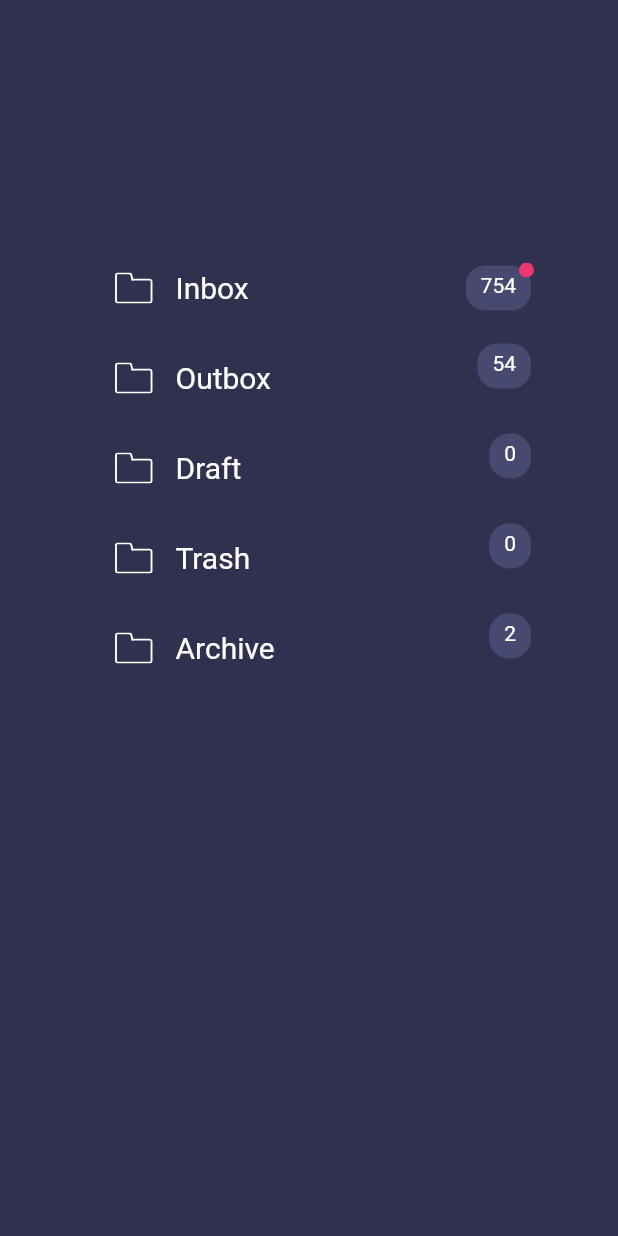
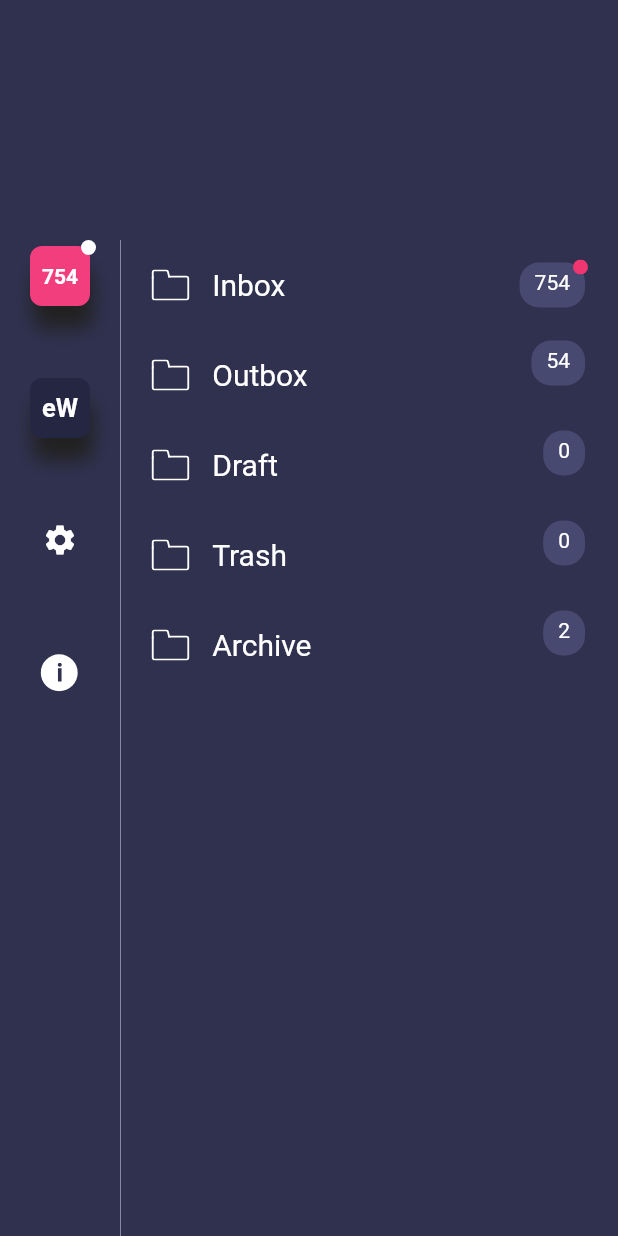
Before and after one commit to EAC-Technology/MobileApp, a Flutter app: the Menu screen opened directly, on a phone screen of 412 x 824 dp. Run offline on Flutter 3.47's test engine with Material 2 defaults, Android fonts, the phone set to English and light mode, and no system bars; our stand-ins replace convert, flutter_svg, rxdart, timeago, uni_links; missing offline and left inert: flutter_webview_plugin; accounts and stored records are empty; network calls fail; statements that could not run were skipped.

Commit message:
UI for email-mode menu + folders list

```diff
--- a/app_in_mail/lib/constants/colors.dart
+++ b/app_in_mail/lib/constants/colors.dart
@@ -11,5 +11,5 @@ class AppColors {
   static final emailSeenDateColor = Color(0xFFCCCCCC);
   static final darkBackground = Color(0xFF30314F);
   static final lightDarkBackground = Color(0xFF484970);
-
+  static final eWalletButtonBackground = Color(0xFF252642);
 }
--- a/app_in_mail/lib/constants/images.dart
+++ b/app_in_mail/lib/constants/images.dart
@@ -8,4 +8,6 @@ class Img{
   static final icDot= 'assets/ic_dot.svg';
   static final icSearch= 'assets/ic_search.svg';
   static final icFolder = 'assets/ic_folder.svg';
+  static final icSettings = 'assets/ic_settings.svg';
+  static final icInfo = 'assets/ic_info.svg';
 }
--- a/app_in_mail/lib/screens/menu/folder_item_view.dart
+++ b/app_in_mail/lib/screens/menu/folder_item_view.dart
@@ -16,7 +16,7 @@ class _FolderItemViewState extends State<FolderItemView> {
   @override
   Widget build(BuildContext context) {
     return Padding(
-      padding: const EdgeInsets.only(left: 20, top: 5, bottom: 5),
+      padding: const EdgeInsets.only(left: 20, top: 5, bottom: 5, right: 20),
       child: Container(
         height: 50,
         child: Row(
--- a/app_in_mail/lib/screens/menu/menu.dart
+++ b/app_in_mail/lib/screens/menu/menu.dart
@@ -1,7 +1,10 @@
 import 'package:app_in_mail/constants/colors.dart';
+import 'package:app_in_mail/constants/images.dart';
 import 'package:app_in_mail/screens/menu/folder_list_view.dart';
+import 'package:app_in_mail/screens/menu/menu_button.dart';
 
 import 'package:flutter/material.dart';
+import 'package:flutter_svg/svg.dart';
 
 class Menu extends StatefulWidget {
   @override
@@ -13,9 +16,83 @@ class _MenuState extends State<Menu> {
   Widget build(BuildContext context) {
     return Scaffold(
         backgroundColor: AppColors.darkBackground,
-        body: Center(
+        body: Column(
+          children: <Widget>[
+            Container(
+              height: 160,
+            ),
+            Expanded(
+              child: Row(
+                children: <Widget>[
+                  Container(
+                    // Left Column with buttons, settings etc.
+                    width: 80,
+                    child: Column(
+                      children: <Widget>[
+                        MenuButton(
+                          hasNewItems: true,
+                          isSelected: true, //todo remove hardcoded isselected
+                          color: AppColors.accentColor,
+                          child: Text(
+                            '754',
+                            style: TextStyle(
+                              color: Colors.white,
+                              fontWeight: FontWeight.bold,
+                            ),
+                          ),
+                        ), //Todo: replace hardcoded count
+                        Container(
+                          height: 40,
+                        ), //spacing
+                        MenuButton(
+                          isSelected: false, //todo remove hardcoded isselected
+                          color: AppColors.eWalletButtonBackground,
+                          child: Text(
+                            'eW',
+                            style: TextStyle(
+                              color: Colors.white,
+                              fontWeight: FontWeight.bold,
+                              fontSize: 17,
+                            ),
+                          ),
+                        ),
+                        Container(
+                          height: 40,
+                        ), //spacing
+                        IconButton(
+                          icon: Icon(Icons.settings),
+                          color: Colors.white,
+                          onPressed: () {},
+                        ),
+                        Container(
+                          height: 40,
+                        ),
+                        IconButton(
+                          icon: SvgPicture.asset(
+                            Img.icInfo,
+                            width: 26.0,
+                          ),
+                          color: Colors.white,
+                          onPressed: () {},
+                        )
+                      ],
+                    ),
+                  ),
+                  Container(
+                    width: 0.5,
+                    color: AppColors.greyLight,
+                  ),
+                  Expanded(
+                    child: Container(child: FolderListView()),
+                  )
+                ],
+              ),
+            )
+          ],
+        ));
+    // body: Center(
 
-            child: Container(child: FolderListView(), height: 500, width: 300,),
-        ));
+    //     child: Container(child: FolderListView(), height: 500, width: 300,),
+    // ));
   }
 }
--- /dev/null
+++ b/app_in_mail/lib/screens/menu/menu_button.dart
@@ -0,0 +1,59 @@
+import 'package:app_in_mail/constants/images.dart';
+import 'package:flutter/material.dart';
+import 'package:flutter_svg/svg.dart';
+
+class MenuButton extends StatefulWidget {
+  final Color color;
+  final Widget child;
+  final bool isSelected;
+  final bool hasNewItems;
+  @override
+  MenuButton(
+      {this.color,
+      this.child,
+      this.isSelected = false,
+      this.hasNewItems = false});
+  _MenuButtonState createState() => _MenuButtonState();
+}
+
+class _MenuButtonState extends State<MenuButton> {
+  @override
+  Widget build(BuildContext context) {
+    return Stack(
+      alignment: Alignment.topRight,
+      children: <Widget>[
+        Padding(
+          padding: const EdgeInsets.all(4.0),
+          child: Container(
+            width: 40,
+            height: 40,
+            decoration: new BoxDecoration(
+                border: widget.isSelected
+                    ? Border.all(0, color: Colors.white, width: 2)
+                    : null,
+                boxShadow: [
+                  BoxShadow(
+                      color: Colors.grey[900],
+                      offset: new Offset(2, 15),
+                      blurRadius: 10)
+                ],
+                color: widget.color,
+                borderRadius: new BorderRadius.all(Radius.circular(8))),
+            child: Center(
+              child: widget.child,
+            ),
+          ),
+        ),
+        widget.hasNewItems
+            ? SvgPicture.asset(
+                Img.icDot,
+                color: Colors.white,
+                width: 10.0,
+              )
+            : Container(
+                width: 10,
+              )
+      ],
+    );
+  }
+}
```
Also changed, not shown: app_in_mail/assets/ic_info.svg (added).
